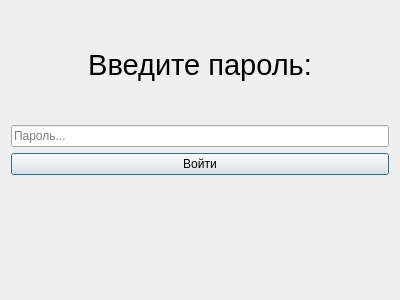
DaryaTrifonova/221-331_Trifonova, file Lab1/newpindialog.ui: the form before one commit.
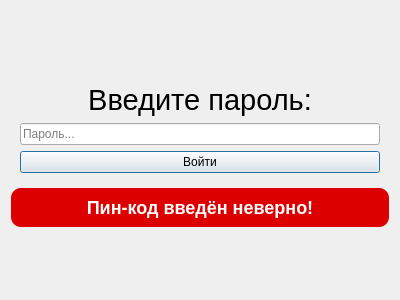
The form after the commit.

Patch:
```diff
--- a/Lab1/newpindialog.ui
+++ b/Lab1/newpindialog.ui
@@ -13,7 +13,25 @@
   <property name="windowTitle">
    <string>PassManager</string>
   </property>
-  <layout class="QVBoxLayout" name="verticalLayout">
+  <layout class="QVBoxLayout" name="verticalLayout_4">
+   <item>
+    <spacer name="verticalSpacer">
+     <property name="orientation">
+      <enum>Qt::Orientation::Vertical</enum>
+     </property>
+     <property name="sizeHint" stdset="0">
+      <size>
+       <width>20</width>
+       <height>49</height>
+      </size>
+     </property>
+    </spacer>
+   </item>
+   <item>
+    <widget class="QWidget" name="contentWidget" native="true">
+     <layout class="QVBoxLayout" name="verticalLayout_2">
+      <item>
+       <layout class="QVBoxLayout" name="verticalLayout_3">
    <item>
     <widget class="QLabel" name="textlabel">
      <property name="font">
@@ -31,6 +49,9 @@
      <property name="text">
       <string/>
      </property>
+          <property name="echoMode">
+           <enum>QLineEdit::EchoMode::Password</enum>
+          </property>
      <property name="placeholderText">
       <string>Пароль...</string>
      </property>
@@ -43,26 +64,60 @@
      </property>
     </widget>
    </item>
+       </layout>
+      </item>
+     </layout>
+    </widget>
+   </item>
    <item>
-    <widget class="QLabel" name="errorLabel">
-     <property name="minimumSize">
+    <widget class="QFrame" name="toastframe">
+     <property name="enabled">
+      <bool>true</bool>
+     </property>
+     <property name="sizePolicy">
+      <sizepolicy hsizetype="Preferred" vsizetype="Fixed">
+       <horstretch>0</horstretch>
+       <verstretch>0</verstretch>
+      </sizepolicy>
+     </property>
+     <property name="styleSheet">
+      <string notr="true">background-color: rgb(220,0,0); border-radius: 10px;</string>
+     </property>
+     <property name="frameShape">
+      <enum>QFrame::Shape::NoFrame</enum>
+     </property>
+     <property name="frameShadow">
+      <enum>QFrame::Shadow::Raised</enum>
+     </property>
+     <layout class="QVBoxLayout" name="verticalLayout">
+      <item>
+       <widget class="QLabel" name="toastLabel">
+        <property name="styleSheet">
+         <string notr="true">color: white; font-size: 18px; font-weight: 600;</string>
+        </property>
+        <property name="text">
+         <string>Пин-код введён неверно!</string>
+        </property>
+        <property name="alignment">
+         <set>Qt::AlignmentFlag::AlignCenter</set>
+        </property>
+       </widget>
+      </item>
+     </layout>
+    </widget>
+   </item>
+   <item>
+    <spacer name="verticalSpacer_2">
+     <property name="orientation">
+      <enum>Qt::Orientation::Vertical</enum>
+     </property>
+     <property name="sizeHint" stdset="0">
       <size>
-       <width>6</width>
-       <height>0</height>
+       <width>20</width>
+       <height>48</height>
       </size>
      </property>
-     <property name="font">
-      <font>
-       <pointsize>20</pointsize>
-      </font>
-     </property>
-     <property name="styleSheet">
-      <string notr="true">color:red;</string>
-     </property>
-     <property name="text">
-      <string>&lt;html&gt;&lt;head/&gt;&lt;body&gt;&lt;p align=&quot;center&quot;&gt;&lt;br/&gt;&lt;/p&gt;&lt;/body&gt;&lt;/html&gt;</string>
-     </property>
-    </widget>
+    </spacer>
    </item>
   </layout>
  </widget>
```
Left out of the diff: 6 changed lines with no effect on the pictures. Lines whose indentation alone changed are shown as unchanged.
